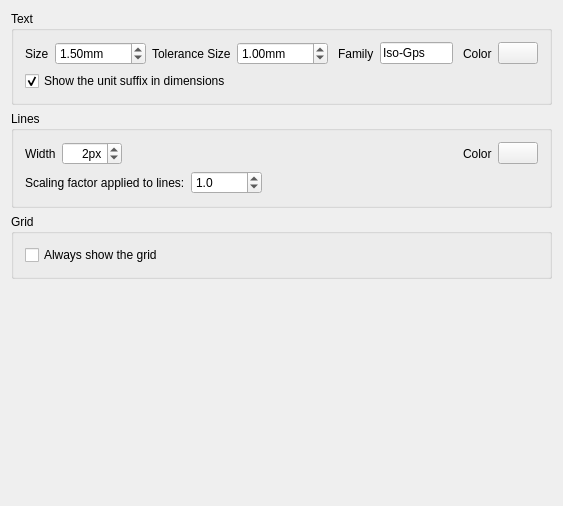
Above: Resources/ui/preferences-gdt.ui from juanvanyo/FreeCAD-GDT before the change. Below: the same form after it.
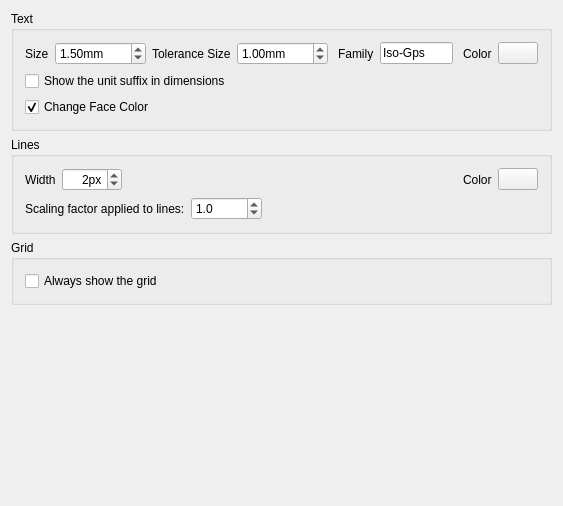
That is the form after the change. Custom widgets are drawn as their Qt base class.

Commit message: Add Option Change Color

The edit to the form file:
```diff
--- a/Resources/ui/preferences-gdt.ui
+++ b/Resources/ui/preferences-gdt.ui
@@ -182,7 +182,7 @@
          <string notr="true">Show the unit suffix in dimensions</string>
         </property>
         <property name="checked">
-         <bool>true</bool>
+         <bool>false</bool>
         </property>
         <property name="prefEntry" stdset="0">
          <cstring>showUnit</cstring>
@@ -192,6 +192,22 @@
         </property>
        </widget>
       </item>
+      <item>
+       <widget class="Gui::PrefCheckBox" name="checkFace">
+        <property name="text">
+         <string notr="true">Change Face Color</string>
+        </property>
+        <property name="checked">
+         <bool>true</bool>
+        </property>
+        <property name="prefEntry" stdset="0">
+         <cstring>changeColor</cstring>
+        </property>
+        <property name="prefPath" stdset="0">
+         <cstring>Mod/GDT</cstring>
+        </property>
+       </widget>
+      </item>	  
      </layout>
     </widget>
    </item>
```
The commit also changes 2 other files.
